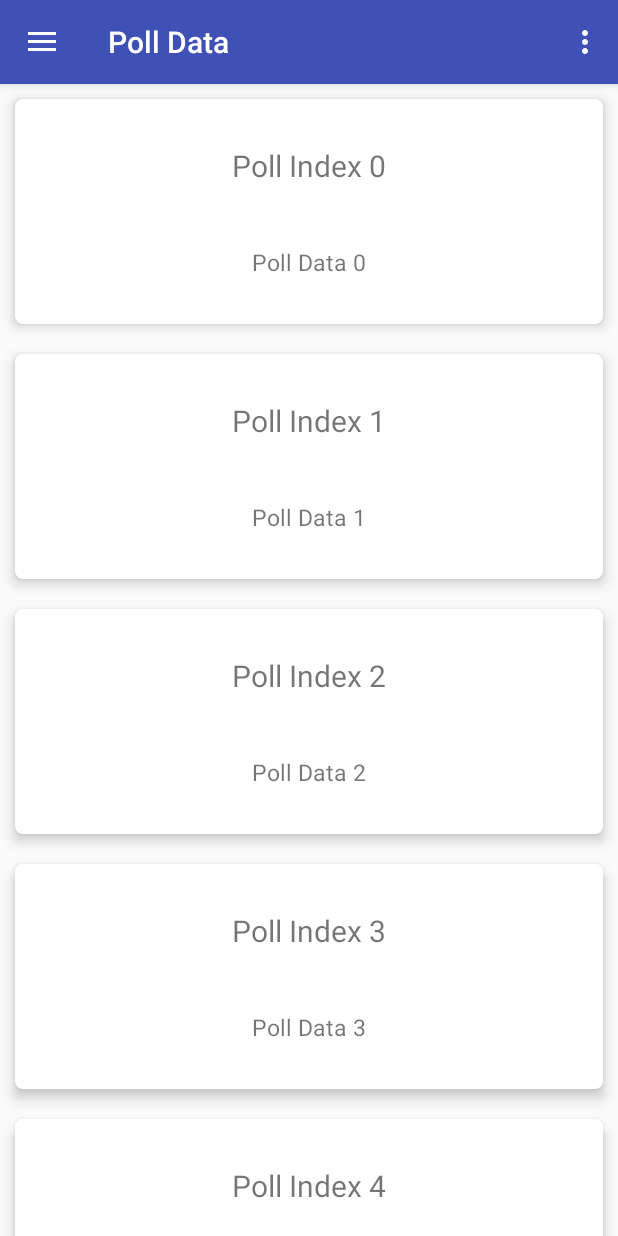
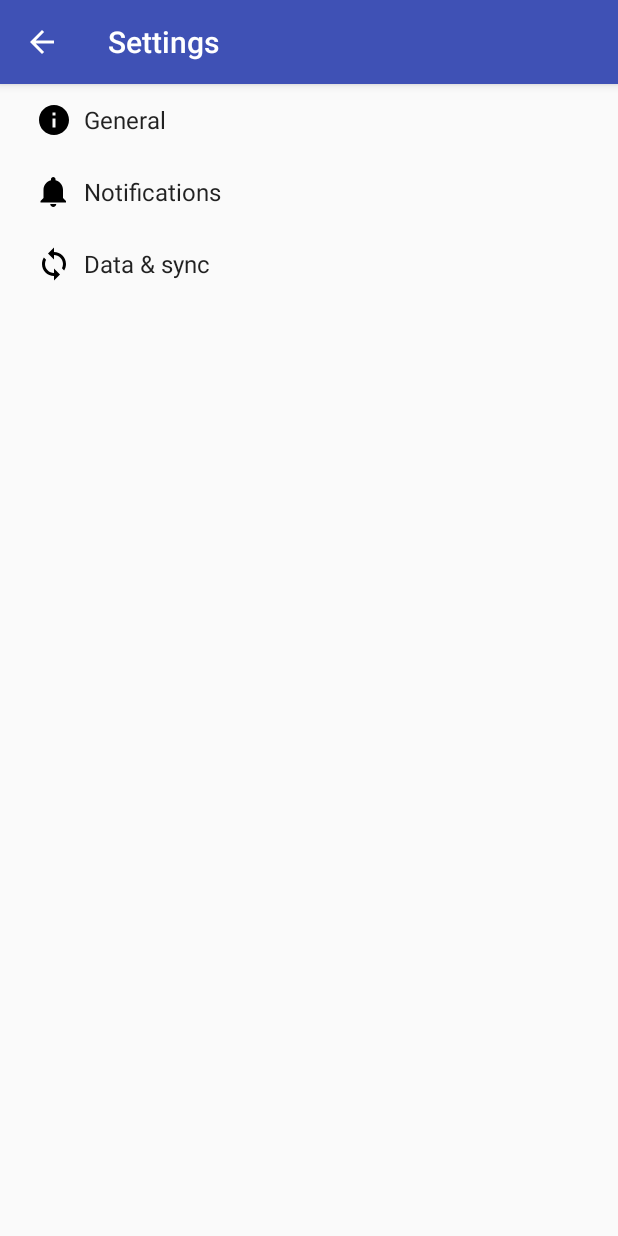
Before and after one commit to tennispro7797/Political-Polling, an Android app: the NavDrawerActivity screen opened directly, with no data from a screen before it, in the side drawer, after a tap on "Settings", on a phone screen of 412 x 824 dp. Run offline under Robolectric (Android 15) with nearby library versions, the phone set to English and light mode, and no system bars.

Commit message:
Created SettingsPage and integrated it with nav drawer

```diff
--- a/app/build.gradle
+++ b/app/build.gradle
@@ -10,6 +10,7 @@ android {
         versionCode 1
         versionName "1.0"
         testInstrumentationRunner "android.support.test.runner.AndroidJUnitRunner"
+        vectorDrawables.useSupportLibrary = true
     }
     buildTypes {
         release {
@@ -31,5 +32,6 @@ dependencies {
     compile 'com.android.support:design:26.+'
     compile 'com.android.support.constraint:constraint-layout:1.0.2'
     compile 'com.android.support:support-v4:26.+'
+    compile 'com.android.support:support-vector-drawable:26.+'
     testCompile 'junit:junit:4.12'
 }
--- /dev/null
+++ b/app/src/main/java/com/example/adityamohile/politicalpolling/AppCompatPreferenceActivity.java
@@ -0,0 +1,109 @@
+package com.example.adityamohile.politicalpolling;
+
+import android.content.res.Configuration;
+import android.os.Bundle;
+import android.preference.PreferenceActivity;
+import android.support.annotation.LayoutRes;
+import android.support.annotation.Nullable;
+import android.support.v7.app.ActionBar;
+import android.support.v7.app.AppCompatDelegate;
+import android.support.v7.widget.Toolbar;
+import android.view.MenuInflater;
+import android.view.View;
+import android.view.ViewGroup;
+
+/**
+ * A {@link android.preference.PreferenceActivity} which implements and proxies the necessary calls
+ * to be used with AppCompat.
+ */
+public abstract class AppCompatPreferenceActivity extends PreferenceActivity {
+
+    private AppCompatDelegate mDelegate;
+
+    @Override
+    protected void onCreate(Bundle savedInstanceState) {
+        getDelegate().installViewFactory();
+        getDelegate().onCreate(savedInstanceState);
+        super.onCreate(savedInstanceState);
+    }
+
+    @Override
+    protected void onPostCreate(Bundle savedInstanceState) {
+        super.onPostCreate(savedInstanceState);
+        getDelegate().onPostCreate(savedInstanceState);
+    }
+
+    public ActionBar getSupportActionBar() {
+        return getDelegate().getSupportActionBar();
+    }
+
+    public void setSupportActionBar(@Nullable Toolbar toolbar) {
+        getDelegate().setSupportActionBar(toolbar);
+    }
+
+    @Override
+    public MenuInflater getMenuInflater() {
+        return getDelegate().getMenuInflater();
+    }
+
+    @Override
+    public void setContentView(@LayoutRes int layoutResID) {
+        getDelegate().setContentView(layoutResID);
+    }
+
+    @Override
+    public void setContentView(View view) {
+        getDelegate().setContentView(view);
+    }
+
+    @Override
+    public void setContentView(View view, ViewGroup.LayoutParams params) {
+        getDelegate().setContentView(view, params);
+    }
+
+    @Override
+    public void addContentView(View view, ViewGroup.LayoutParams params) {
+        getDelegate().addContentView(view, params);
+    }
+
+    @Override
+    protected void onPostResume() {
+        super.onPostResume();
+        getDelegate().onPostResume();
+    }
+
+    @Override
+    protected void onTitleChanged(CharSequence title, int color) {
+        super.onTitleChanged(title, color);
+        getDelegate().setTitle(title);
+    }
+
+    @Override
+    public void onConfigurationChanged(Configuration newConfig) {
+        super.onConfigurationChanged(newConfig);
+        getDelegate().onConfigurationChanged(newConfig);
+    }
+
+    @Override
+    protected void onStop() {
+        super.onStop();
+        getDelegate().onStop();
+    }
+
+    @Override
+    protected void onDestroy() {
+        super.onDestroy();
+        getDelegate().onDestroy();
+    }
+
+    public void invalidateOptionsMenu() {
+        getDelegate().invalidateOptionsMenu();
+    }
+
+    private AppCompatDelegate getDelegate() {
+        if (mDelegate == null) {
+            mDelegate = AppCompatDelegate.create(this, null);
+        }
+        return mDelegate;
+    }
+}
--- a/app/src/main/java/com/example/adityamohile/politicalpolling/NavDrawerActivity.java
+++ b/app/src/main/java/com/example/adityamohile/politicalpolling/NavDrawerActivity.java
@@ -109,6 +109,8 @@ public class NavDrawerActivity extends AppCompatActivity
             startActivity(intent);
         } else if (id == R.id.nav_settings) {
             // Add Intent for Settings Page
+            intent = new Intent(this,SettingsActivity.class);
+            startActivity(intent);
         } else if (id == R.id.nav_help) {
             // Add Intent for Help Page
             intent = new Intent(this,HelpActivity.class);
--- /dev/null
+++ b/app/src/main/res/drawable/ic_info_black_24dp.xml
@@ -0,0 +1,9 @@
+<vector xmlns:android="http://schemas.android.com/apk/res/android"
+    android:width="24dp"
+    android:height="24dp"
+    android:viewportHeight="24.0"
+    android:viewportWidth="24.0">
+    <path
+        android:fillColor="#FF000000"
+        android:pathData="M12,2C6.48,2 2,6.48 2,12s4.48,10 10,10 10,-4.48 10,-10S17.52,2 12,2zm1,15h-2v-6h2v6zm0,-8h-2V7h2v2z" />
+</vector>
--- /dev/null
+++ b/app/src/main/res/drawable/ic_notifications_black_24dp.xml
@@ -0,0 +1,9 @@
+<vector xmlns:android="http://schemas.android.com/apk/res/android"
+    android:width="24dp"
+    android:height="24dp"
+    android:viewportHeight="24.0"
+    android:viewportWidth="24.0">
+    <path
+        android:fillColor="#FF000000"
+        android:pathData="M11.5,22c1.1,0 2,-0.9 2,-2h-4c0,1.1 0.9,2 2,2zm6.5,-6v-5.5c0,-3.07 -2.13,-5.64 -5,-6.32V3.5c0,-0.83 -0.67,-1.5 -1.5,-1.5S10,2.67 10,3.5v0.68c-2.87,0.68 -5,3.25 -5,6.32V16l-2,2v1h17v-1l-2,-2z" />
+</vector>
--- /dev/null
+++ b/app/src/main/res/drawable/ic_sync_black_24dp.xml
@@ -0,0 +1,9 @@
+<vector xmlns:android="http://schemas.android.com/apk/res/android"
+    android:width="24dp"
+    android:height="24dp"
+    android:viewportHeight="24.0"
+    android:viewportWidth="24.0">
+    <path
+        android:fillColor="#FF000000"
+        android:pathData="M12 4V1L8 5l4 4V6c3.31 0 6 2.69 6 6 0 1.01,-.25 1.97,-.7 2.8l1.46 1.46C19.54 15.03 20 13.57 20 12c0,-4.42,-3.58,-8,-8,-8zm0 14c-3.31 0,-6,-2.69,-6,-6 0,-1.01.25,-1.97.7,-2.8L5.24 7.74C4.46 8.97 4 10.43 4 12c0 4.42 3.58 8 8 8v3l4,-4,-4,-4v3z" />
+</vector>
--- a/app/src/main/res/values/strings.xml
+++ b/app/src/main/res/values/strings.xml
@@ -9,4 +9,77 @@
 
     <!-- TODO: Remove or change this placeholder text -->
     <string name="hello_blank_fragment">Hello blank fragment</string>
+    <string name="title_activity_settings">Settings</string>
+
+    <!-- Strings related to Settings -->
+
+    <!-- Example General settings -->
+    <string name="pref_header_general">General</string>
+
+    <string name="pref_title_social_recommendations">Enable social recommendations</string>
+    <string name="pref_description_social_recommendations">Recommendations for people to contact
+        based on your message history
+    </string>
+
+    <string name="pref_title_display_name">Display name</string>
+    <string name="pref_default_display_name">John Smith</string>
+
+    <string name="pref_title_add_friends_to_messages">Add friends to messages</string>
+    <string-array name="pref_example_list_titles">
+        <item>Always</item>
+        <item>When possible</item>
+        <item>Never</item>
+    </string-array>
+    <string-array name="pref_example_list_values">
+        <item>1</item>
+        <item>0</item>
+        <item>-1</item>
+    </string-array>
+
+    <!-- Example settings for Data & Sync -->
+    <string name="pref_header_data_sync">Data &amp; sync</string>
+
+    <string name="pref_title_sync_frequency">Sync frequency</string>
+    <string-array name="pref_sync_frequency_titles">
+        <item>15 minutes</item>
+        <item>30 minutes</item>
+        <item>1 hour</item>
+        <item>3 hours</item>
+        <item>6 hours</item>
+        <item>Never</item>
+    </string-array>
+    <string-array name="pref_sync_frequency_values">
+        <item>15</item>
+        <item>30</item>
+        <item>60</item>
+        <item>180</item>
+        <item>360</item>
+        <item>-1</item>
+    </string-array>
+
+    <string-array name="list_preference_entries">
+        <item>Entry 1</item>
+        <item>Entry 2</item>
+        <item>Entry 3</item>
+    </string-array>
+
+    <string-array name="list_preference_entry_values">
+        <item>1</item>
+        <item>2</item>
+        <item>3</item>
+    </string-array>
+
+    <string-array name="multi_select_list_preference_default_value" />
+
+    <string name="pref_title_system_sync_settings">System sync settings</string>
+
+    <!-- Example settings for Notifications -->
+    <string name="pref_header_notifications">Notifications</string>
+
+    <string name="pref_title_new_message_notifications">New message notifications</string>
+
+    <string name="pref_title_ringtone">Ringtone</string>
+    <string name="pref_ringtone_silent">Silent</string>
+
+    <string name="pref_title_vibrate">Vibrate</string>
 </resources>
--- /dev/null
+++ b/app/src/main/res/xml/pref_data_sync.xml
@@ -0,0 +1,21 @@
+<PreferenceScreen xmlns:android="http://schemas.android.com/apk/res/android">
+
+    <!-- NOTE: Hide buttons to simplify the UI. Users can touch outside the dialog to
+         dismiss it. -->
+    <!-- NOTE: ListPreference's summary should be set to its value by the activity code. -->
+    <ListPreference
+        android:defaultValue="180"
+        android:entries="@array/pref_sync_frequency_titles"
+        android:entryValues="@array/pref_sync_frequency_values"
+        android:key="sync_frequency"
+        android:negativeButtonText="@null"
+        android:positiveButtonText="@null"
+        android:title="@string/pref_title_sync_frequency" />
+
+    <!-- This preference simply launches an intent when selected. Use this UI sparingly, per
+         design guidelines. -->
+    <Preference android:title="@string/pref_title_system_sync_settings">
+        <intent android:action="android.settings.SYNC_SETTINGS" />
+    </Preference>
+
+</PreferenceScreen>
--- /dev/null
+++ b/app/src/main/res/xml/pref_general.xml
@@ -0,0 +1,33 @@
+<PreferenceScreen xmlns:android="http://schemas.android.com/apk/res/android">
+
+    <SwitchPreference
+        android:defaultValue="true"
+        android:key="example_switch"
+        android:summary="@string/pref_description_social_recommendations"
+        android:title="@string/pref_title_social_recommendations" />
+
+    <!-- NOTE: EditTextPreference accepts EditText attributes. -->
+    <!-- NOTE: EditTextPreference's summary should be set to its value by the activity code. -->
+    <EditTextPreference
+        android:capitalize="words"
+        android:defaultValue="@string/pref_default_display_name"
+        android:inputType="textCapWords"
+        android:key="example_text"
+        android:maxLines="1"
+        android:selectAllOnFocus="true"
+        android:singleLine="true"
+        android:title="@string/pref_title_display_name" />
+
+    <!-- NOTE: Hide buttons to simplify the UI. Users can touch outside the dialog to
+         dismiss it. -->
+    <!-- NOTE: ListPreference's summary should be set to its value by the activity code. -->
+    <ListPreference
+        android:defaultValue="-1"
+        android:entries="@array/pref_example_list_titles"
+        android:entryValues="@array/pref_example_list_values"
+        android:key="example_list"
+        android:negativeButtonText="@null"
+        android:positiveButtonText="@null"
+        android:title="@string/pref_title_add_friends_to_messages" />
+
+</PreferenceScreen>
--- /dev/null
+++ b/app/src/main/res/xml/pref_headers.xml
@@ -0,0 +1,20 @@
+<preference-headers xmlns:android="http://schemas.android.com/apk/res/android">
+
+    <!-- These settings headers are only used on tablets. -->
+
+    <header
+        android:fragment="com.example.adityamohile.politicalpolling.SettingsActivity$GeneralPreferenceFragment"
+        android:icon="@drawable/ic_info_black_24dp"
+        android:title="@string/pref_header_general" />
+
+    <header
+        android:fragment="com.example.adityamohile.politicalpolling.SettingsActivity$NotificationPreferenceFragment"
+        android:icon="@drawable/ic_notifications_black_24dp"
+        android:title="@string/pref_header_notifications" />
+
+    <header
+        android:fragment="com.example.adityamohile.politicalpolling.SettingsActivity$DataSyncPreferenceFragment"
+        android:icon="@drawable/ic_sync_black_24dp"
+        android:title="@string/pref_header_data_sync" />
+
+</preference-headers>
--- /dev/null
+++ b/app/src/main/res/xml/pref_notification.xml
@@ -0,0 +1,26 @@
+<PreferenceScreen xmlns:android="http://schemas.android.com/apk/res/android">
+
+    <!-- A 'parent' preference, which enables/disables child preferences (below)
+         when checked/unchecked. -->
+    <SwitchPreference
+        android:defaultValue="true"
+        android:key="notifications_new_message"
+        android:title="@string/pref_title_new_message_notifications" />
+
+    <!-- Allows the user to choose a ringtone in the 'notification' category. -->
+    <!-- NOTE: This preference will be enabled only when the checkbox above is checked. -->
+    <!-- NOTE: RingtonePreference's summary should be set to its value by the activity code. -->
+    <RingtonePreference
+        android:dependency="notifications_new_message"
+        android:key="notifications_new_message_ringtone"
+        android:ringtoneType="notification"
+        android:title="@string/pref_title_ringtone" />
+
+    <!-- NOTE: This preference will be enabled only when the checkbox above is checked. -->
+    <SwitchPreference
+        android:defaultValue="true"
+        android:dependency="notifications_new_message"
+        android:key="notifications_new_message_vibrate"
+        android:title="@string/pref_title_vibrate" />
+
+</PreferenceScreen>
```
Also changed, not shown: app/src/main/AndroidManifest.xml (+7 -4 lines), app/src/main/java/com/example/adityamohile/politicalpolling/SettingsActivity.java (added, +252 -0 lines).
